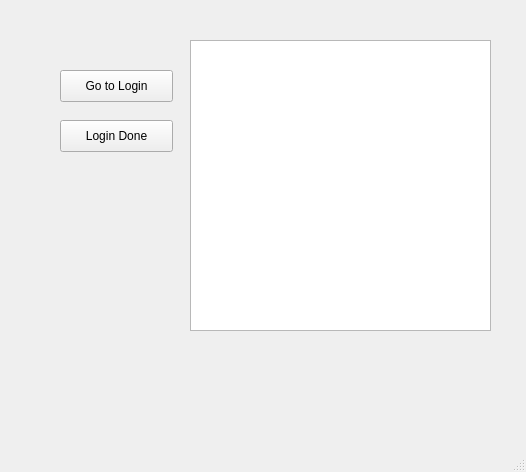
louixchan/WebNinja, file mainwindow.ui: the form before one commit.
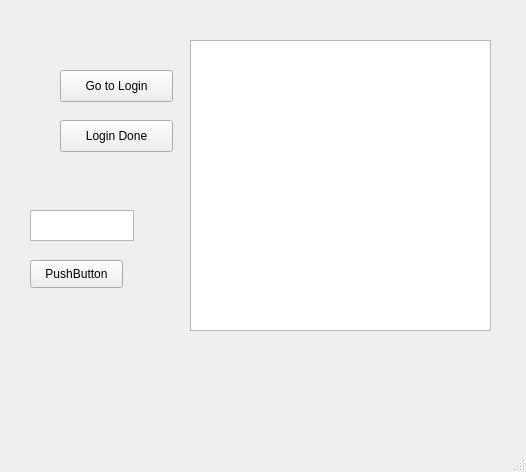
The form after the commit.

What changed in the file:
```diff
--- a/mainwindow.ui
+++ b/mainwindow.ui
@@ -50,6 +50,29 @@
      </rect>
     </property>
    </widget>
+   <widget class="QTextEdit" name="txtLinkCsvAddress">
+    <property name="geometry">
+     <rect>
+      <x>30</x>
+      <y>210</y>
+      <width>104</width>
+      <height>31</height>
+     </rect>
+    </property>
+   </widget>
+   <widget class="QPushButton" name="btnUploadLinkCsv">
+    <property name="geometry">
+     <rect>
+      <x>30</x>
+      <y>260</y>
+      <width>93</width>
+      <height>28</height>
+     </rect>
+    </property>
+    <property name="text">
+     <string>PushButton</string>
+    </property>
+   </widget>
   </widget>
   <widget class="QMenuBar" name="menubar">
    <property name="geometry">
```
Left out of the diff: 55 changed lines with no effect on the pictures.
